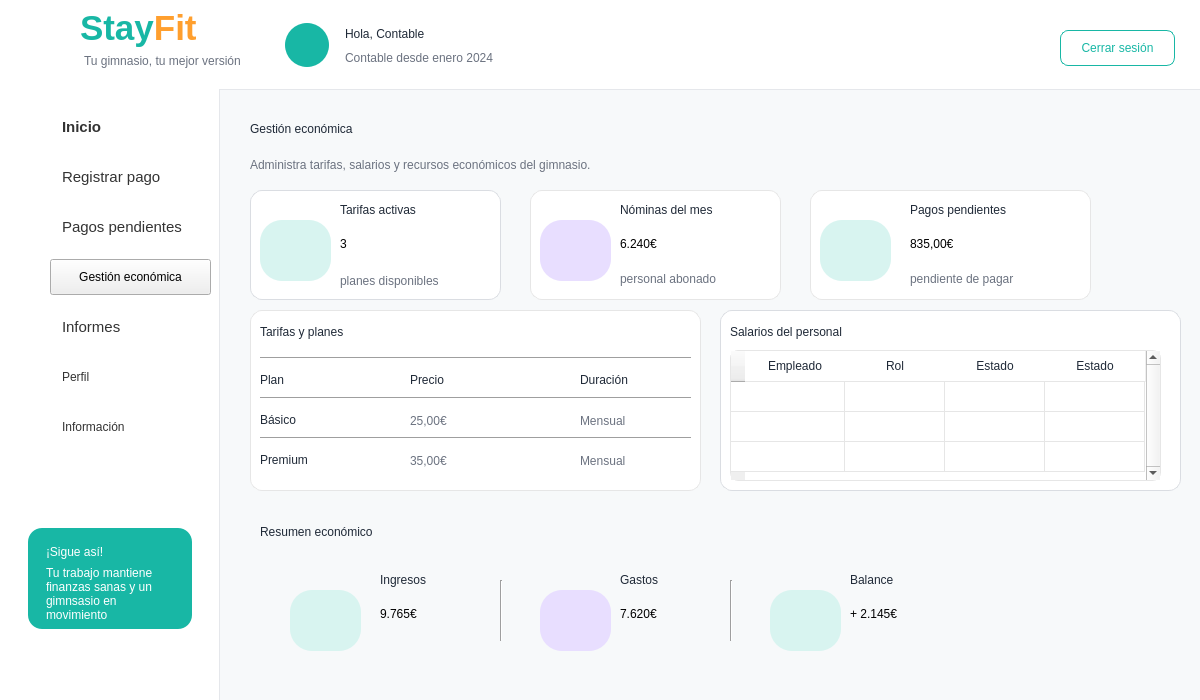
Qt form Proyecto/src/vista/Ui/interfaz_contable_gestion_economica.ui (smonts01/Ingenieria-del-software) before a commit.
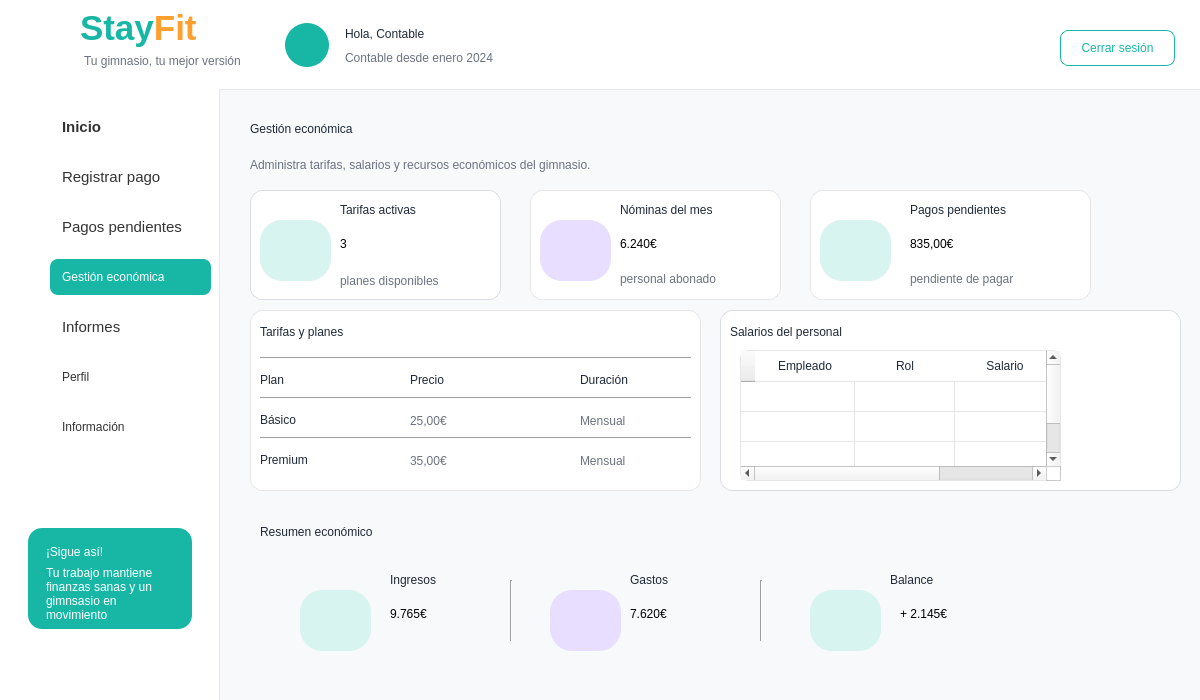
The same form after that commit. Icons and pictures are not drawn.

The edit to the form file:
```diff
--- a/Proyecto/src/vista/Ui/interfaz_contable_gestion_economica.ui
+++ b/Proyecto/src/vista/Ui/interfaz_contable_gestion_economica.ui
@@ -183,6 +183,30 @@
        <height>36</height>
       </rect>
      </property>
+     <property name="styleSheet">
+      <string notr="true">QPushButton {
+    background-color: #18B7A5;
+    border: none;
+    border-radius: 8px;
+    padding: 8px 12px;
+    text-align: left;
+    color: #FFFFFF;
+}
+
+QPushButton:hover {
+    background-color: #E8F8F5;
+}
+
+QPushButton:checked {
+    background-color: #DDF7F3;
+    color: #333333;
+    font-weight: bold;
+}
+
+ 
+
+</string>
+     </property>
      <property name="text">
       <string>Gestión económica</string>
      </property>
@@ -1215,9 +1239,9 @@
      <widget class="QTableWidget" name="tablaSalariosEconomica">
       <property name="geometry">
        <rect>
-        <x>10</x>
+        <x>20</x>
         <y>40</y>
-        <width>431</width>
+        <width>321</width>
         <height>131</height>
        </rect>
       </property>
@@ -1251,12 +1275,7 @@
       </column>
       <column>
        <property name="text">
-        <string>Estado</string>
-       </property>
-      </column>
-      <column>
-       <property name="text">
-        <string>Estado</string>
+        <string>Salario</string>
        </property>
       </column>
      </widget>
@@ -1282,7 +1301,7 @@
       <rect>
        <x>30</x>
        <y>420</y>
-       <width>781</width>
+       <width>931</width>
        <height>181</height>
       </rect>
      </property>
@@ -1415,9 +1434,9 @@
      <widget class="QFrame" name="card2_5">
       <property name="geometry">
        <rect>
-        <x>20</x>
+        <x>30</x>
         <y>50</y>
-        <width>741</width>
+        <width>801</width>
         <height>111</height>
        </rect>
       </property>
@@ -1582,7 +1601,7 @@
       <widget class="QLabel" name="lblIconAs_4">
        <property name="geometry">
         <rect>
-         <x>500</x>
+         <x>530</x>
          <y>30</y>
          <width>71</width>
          <height>61</height>
@@ -1713,7 +1732,7 @@
       <widget class="Line" name="line_5">
        <property name="geometry">
         <rect>
-         <x>460</x>
+         <x>480</x>
          <y>20</y>
          <width>3</width>
          <height>61</height>
@@ -1726,7 +1745,7 @@
       <widget class="QLabel" name="label_16">
        <property name="geometry">
         <rect>
-         <x>515</x>
+         <x>540</x>
          <y>40</y>
          <width>41</width>
          <height>41</height>
@@ -1742,7 +1761,7 @@
       <widget class="QLabel" name="lblTituloproxclase_10">
        <property name="geometry">
         <rect>
-         <x>580</x>
+         <x>610</x>
          <y>10</y>
          <width>131</width>
          <height>20</height>
@@ -1758,9 +1777,9 @@
       <widget class="QLabel" name="labelBalanceEco">
        <property name="geometry">
         <rect>
-         <x>580</x>
+         <x>620</x>
          <y>40</y>
-         <width>131</width>
+         <width>161</width>
          <height>28</height>
         </rect>
        </property>
```
Left out of the diff: 14 changed lines with no effect on the pictures.
